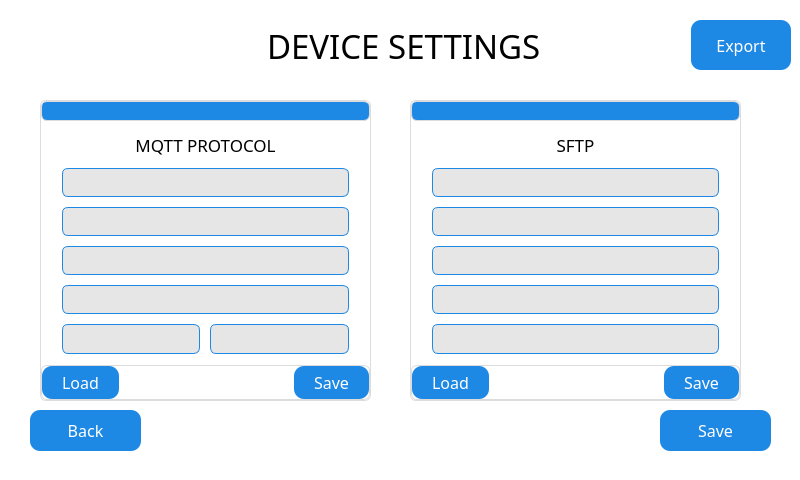
First picture: the form in QT_APP/devicesettings.ui, repository eSpark-Backup/nabilfesal-msm-fw, before the edit.
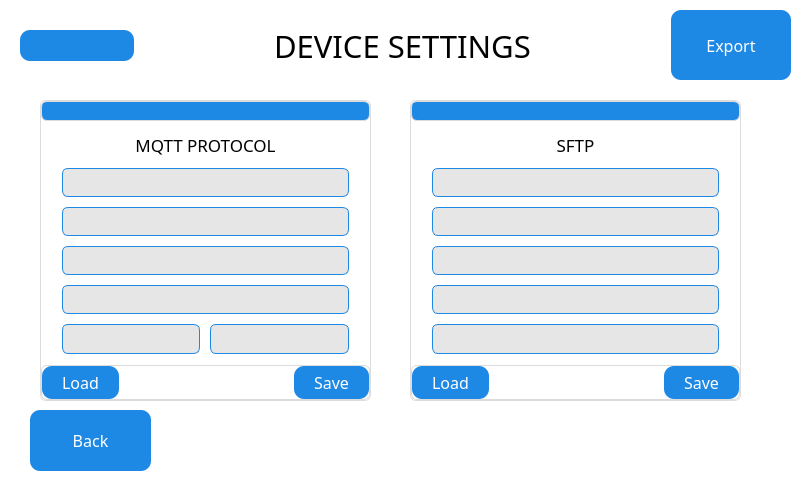
Second picture: the form after the edit. The open tabs and pages were chosen to show the change. Icons and pictures are not drawn.

Commit message: device setting window creation

Diff of the .ui file:
```diff
--- a/QT_APP/devicesettings.ui
+++ b/QT_APP/devicesettings.ui
@@ -1652,53 +1652,13 @@
       </item>
      </layout>
     </widget>
-    <widget class="QPushButton" name="save_btn">
-     <property name="geometry">
-      <rect>
-       <x>650</x>
-       <y>320</y>
-       <width>111</width>
-       <height>41</height>
-      </rect>
-     </property>
-     <property name="font">
-      <font>
-       <family>Gilroy</family>
-       <pointsize>-1</pointsize>
-      </font>
-     </property>
-     <property name="focusPolicy">
-      <enum>Qt::NoFocus</enum>
-     </property>
-     <property name="styleSheet">
-      <string notr="true">QPushButton {
-    background-color: #1E88E5;   /* Blue */
-    color: white;               /* White text */
-    border: none;               /* No border line */
-    border-radius: 10px;        /* Rounded corners */
-    padding: 6px 20px;          /* Spacing inside */
-    font-size: 16px;            /* Font size */
-}
-
-QPushButton:hover {
-    background-color: #1565C0;  /* Darker blue on hover */
-}
-
-QPushButton:pressed {
-    background-color: #0D47A1;  /* Darkest blue when pressed */
-}</string>
-     </property>
-     <property name="text">
-      <string>Save</string>
-     </property>
-    </widget>
     <widget class="QPushButton" name="back_btn">
      <property name="geometry">
       <rect>
        <x>20</x>
        <y>320</y>
-       <width>111</width>
-       <height>41</height>
+       <width>121</width>
+       <height>61</height>
       </rect>
      </property>
      <property name="font">
@@ -1745,7 +1705,7 @@
    </property>
    <layout class="QHBoxLayout" name="horizontalLayout">
     <property name="spacing">
-     <number>150</number>
+     <number>140</number>
     </property>
     <property name="leftMargin">
      <number>0</number>
@@ -1762,7 +1722,31 @@
     <item>
      <widget class="QPushButton" name="channels_btn">
       <property name="focusPolicy">
-       <enum>Qt::NoFocus</enum>
+       <enum>Qt::TabFocus</enum>
+      </property>
+      <property name="styleSheet">
+       <string notr="true">QPushButton {
+    background-color: #1E88E5;   /* Blue */
+    color: white;               /* White text */
+    border: none;               /* No border line */
+    border-radius: 10px;        /* Rounded corners */
+    padding: 6px 20px;          /* Spacing inside */
+    font-size: 16px;            /* Font size */
+}
+
+QPushButton:hover {
+    background-color: #1565C0;  /* Darker blue on hover */
+}
+
+QPushButton:pressed {
+    background-color: #0D47A1;  /* Darkest blue when pressed */
+}
+
+QPushButton:focus {
+    outline: none;                 /* Remove dotted border */
+    background-color: #074475;     /* Brighter blue highlight */
+    border: 2px solid black;       /* White glow/border */
+}</string>
       </property>
       <property name="text">
        <string/>
@@ -1773,8 +1757,8 @@
       </property>
       <property name="iconSize">
        <size>
-        <width>80</width>
-        <height>80</height>
+        <width>75</width>
+        <height>60</height>
        </size>
       </property>
       <property name="flat">
@@ -1790,10 +1774,16 @@
         <verstretch>0</verstretch>
        </sizepolicy>
       </property>
+      <property name="minimumSize">
+       <size>
+        <width>0</width>
+        <height>0</height>
+       </size>
+      </property>
       <property name="font">
        <font>
         <family>Gilroy</family>
-        <pointsize>25</pointsize>
+        <pointsize>23</pointsize>
        </font>
       </property>
       <property name="text">
@@ -1814,8 +1804,8 @@
       </property>
       <property name="minimumSize">
        <size>
-        <width>100</width>
-        <height>50</height>
+        <width>120</width>
+        <height>70</height>
        </size>
       </property>
       <property name="font">
```
Left out of the diff: 88 changed lines with no effect on the pictures. The commit also changes 2 other files.
